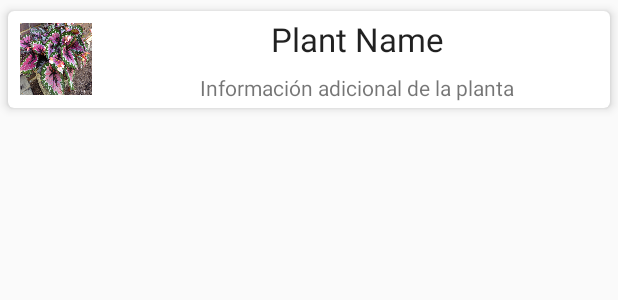
After one commit to guillegarcia/IPlantas, an Android app: the layout list_user_plant_item.xml on its own in the app's theme, with its tools: preview values and no code run, on a phone screen of 412 x 824 dp. The commit adds this screen. Shown: the top 300 px of the screen. Run offline under Robolectric (Android 15) with nearby library versions, the phone set to English and light mode, and no system bars.

Commit message:
Plantas -> Prueba de lista de plantas 1

```diff
--- a/app/build.gradle
+++ b/app/build.gradle
@@ -31,5 +31,6 @@ dependencies {
     compile 'com.android.support:design:26.+'
     compile 'com.android.support:cardview-v7:26.+'
     compile 'com.google.android.gms:play-services-maps:11.6.0'
+    compile 'com.android.volley:volley:1.0.0'
     testCompile 'junit:junit:4.12'
 }
--- /dev/null
+++ b/app/src/main/res/layout/list_user_plant_item.xml
@@ -0,0 +1,46 @@
+<?xml version="1.0" encoding="utf-8"?>
+<android.support.v7.widget.CardView
+    xmlns:android="http://schemas.android.com/apk/res/android"
+    xmlns:card_view="http://schemas.android.com/apk/res-auto"
+    android:layout_width="match_parent"
+    android:layout_height="wrap_content"
+    android:layout_margin="0dp"
+    card_view:cardCornerRadius="4dp"
+    card_view:cardElevation="4dp"
+    card_view:cardUseCompatPadding="true"
+    card_view:cardBackgroundColor="#ffffff">
+
+    <RelativeLayout
+        android:layout_width="match_parent"
+        android:layout_height="wrap_content">
+
+        <ImageView
+            android:id="@+id/list_plant_image"
+            android:layout_width="48dp"
+            android:layout_height="48dp"
+            android:layout_alignParentTop="true"
+            android:scaleType="fitXY"
+            android:layout_margin="8dp"
+            android:src="@drawable/img_plant_one" />
+
+        <TextView
+            android:id="@+id/list_plant_name"
+            android:layout_width="match_parent"
+            android:layout_height="wrap_content"
+            android:textAlignment="center"
+            android:layout_toEndOf="@+id/list_plant_image"
+            android:textAppearance="?android:attr/textAppearanceLarge"
+            android:layout_margin="4dp"
+            android:text="Plant Name" />
+        <TextView
+            android:id="@+id/list_plant_text"
+            android:layout_width="match_parent"
+            android:layout_height="wrap_content"
+            android:textAlignment="center"
+            android:layout_toEndOf="@+id/list_plant_image"
+            android:layout_below="@+id/list_plant_name"
+            android:textAppearance="?android:attr/textAppearanceSmall"
+            android:layout_margin="4dp"
+            android:text="Información adicional de la planta" />
+    </RelativeLayout>
+</android.support.v7.widget.CardView>
```
Also changed, not shown: app/src/main/java/com/iplantas/iplantas/activity/ListUserPlantActivity.java (+24 -5 lines), app/src/main/java/com/iplantas/iplantas/activity/SitesActivity.java (+10 -2 lines), app/src/main/java/com/iplantas/iplantas/adapter/ListUserPlantAdapter.java (added, +120 -0 lines).
